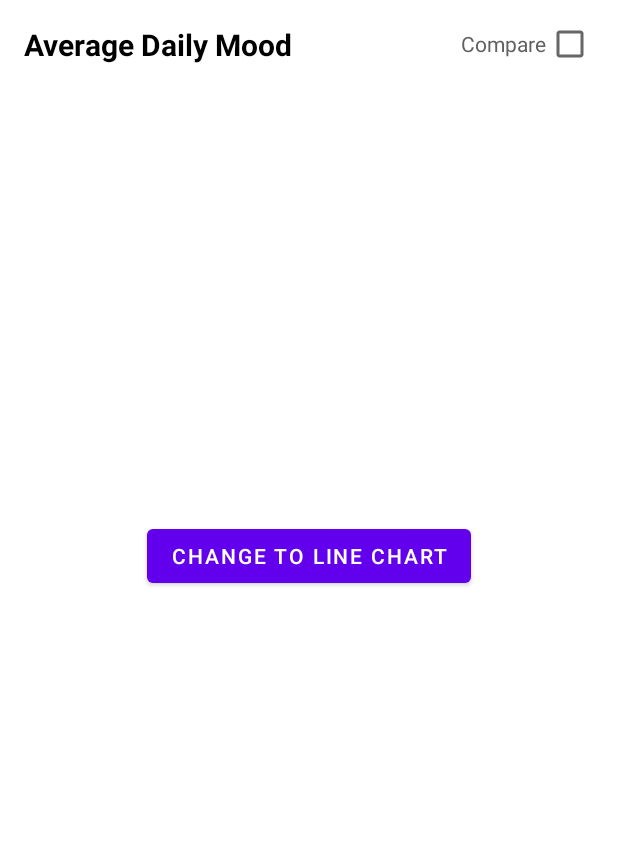
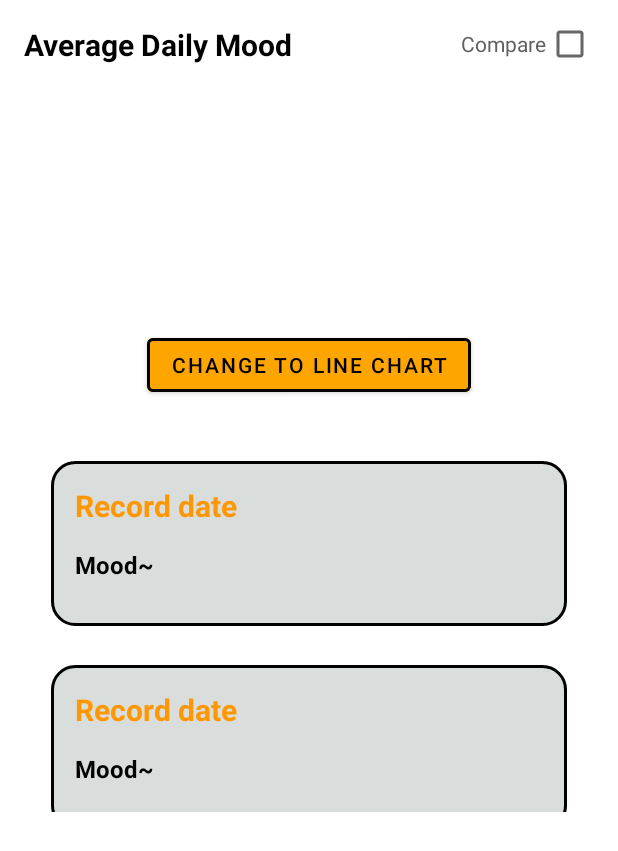
Before and after one commit to TianMing0409/FYP-TM-, an Android app: the layout fragment_stats.xml on its own in the app's theme, with its tools: preview values and no code run, on a phone screen of 412 x 824 dp. Shown: the top 851 px of the screen. Run offline under Robolectric (Android 15) with nearby library versions, the phone set to English and light mode, and no system bars; plain views replace GraphView, XYPlot.

Commit message:
moodMonitoringApp

```diff
--- a/app/build.gradle
+++ b/app/build.gradle
@@ -60,6 +60,7 @@ dependencies {
     //Graph
     //implementation 'com.jjoe64:graphview:4.2.2'
     //implementation 'com.androidplot:androidplot-core:1.5.7'
+    //implementation 'com.github.philJay:MPAndroidChart:v3.1.0'
 
     //Original
     implementation 'androidx.core:core-ktx:1.7.0'
--- a/app/src/main/res/layout/fragment_stats.xml
+++ b/app/src/main/res/layout/fragment_stats.xml
@@ -3,7 +3,7 @@
     xmlns:app="http://schemas.android.com/apk/res-auto"
     xmlns:tools="http://schemas.android.com/tools"
     android:layout_width="match_parent"
-    android:layout_height="match_parent"
+    android:layout_height="wrap_content"
     tools:context=".fragments.stats.StatsFragment">
 
     <TextView
@@ -59,19 +59,49 @@
         android:id="@+id/chgGraphBtn"
         android:layout_width="wrap_content"
         android:layout_height="wrap_content"
-        android:layout_marginTop="24dp"
+        android:layout_marginTop="8dp"
+        android:backgroundTint="#FFA500"
         android:text="Change to line chart"
+        android:textColor="#000000"
         app:layout_constraintEnd_toEndOf="parent"
         app:layout_constraintStart_toStartOf="parent"
-        app:layout_constraintTop_toBottomOf="@+id/graphView" />
+        app:layout_constraintTop_toBottomOf="@+id/graphView"
+        app:strokeColor="#000000"
+        app:strokeWidth="2dp" />
 
     <View
         android:id="@+id/graphView"
-        android:layout_width="408dp"
-        android:layout_height="255dp"
+        android:layout_width="419dp"
+        android:layout_height="144dp"
         android:layout_marginTop="24dp"
         app:layout_constraintEnd_toEndOf="parent"
         app:layout_constraintHorizontal_bias="0.6"
         app:layout_constraintStart_toStartOf="parent"
         app:layout_constraintTop_toBottomOf="@+id/textView7" />
+
+    <FrameLayout
+        android:layout_width="405dp"
+        android:layout_height="445dp"
+        app:layout_constraintEnd_toEndOf="parent"
+
+        app:layout_constraintTop_toBottomOf="@+id/chgGraphBtn">
+
+        <androidx.constraintlayout.widget.ConstraintLayout
+            android:layout_width="match_parent"
+            android:layout_height="match_parent">
+
+            <androidx.recyclerview.widget.RecyclerView
+                android:id="@+id/moodRecyclerView"
+                android:layout_width="398dp"
+                android:layout_height="250dp"
+                android:layout_marginTop="24dp"
+                app:layout_constraintEnd_toEndOf="parent"
+                app:layout_constraintHorizontal_bias="0.0"
+                app:layout_constraintStart_toStartOf="parent"
+                app:layout_constraintTop_toTopOf="parent"
+                tools:listitem="@layout/mood_records_view" />
+        </androidx.constraintlayout.widget.ConstraintLayout>
+
+    </FrameLayout>
+
 </androidx.constraintlayout.widget.ConstraintLayout>
--- /dev/null
+++ b/app/src/main/res/layout/mood_records_view.xml
@@ -0,0 +1,46 @@
+<?xml version="1.0" encoding="utf-8"?>
+<androidx.constraintlayout.widget.ConstraintLayout xmlns:android="http://schemas.android.com/apk/res/android"
+    xmlns:app="http://schemas.android.com/apk/res-auto"
+    xmlns:tools="http://schemas.android.com/tools"
+    android:layout_width="match_parent"
+    android:layout_height="wrap_content">
+
+    <View
+        android:id="@+id/moodRecordView"
+        android:layout_width="344dp"
+        android:layout_height="110dp"
+        android:layout_marginTop="16dp"
+        android:layout_marginBottom="10dp"
+        android:background="@drawable/box"
+        app:layout_constraintBottom_toBottomOf="parent"
+        app:layout_constraintEnd_toEndOf="parent"
+        app:layout_constraintStart_toStartOf="parent"
+        app:layout_constraintTop_toTopOf="parent" />
+
+    <TextView
+        android:id="@+id/dateRecord"
+        android:layout_width="225dp"
+        android:layout_height="34dp"
+        android:layout_marginStart="16dp"
+        android:layout_marginTop="16dp"
+        android:text="Record date"
+        android:textColor="#FF9800"
+        android:textSize="20sp"
+        android:textStyle="bold"
+        app:layout_constraintStart_toStartOf="@+id/moodRecordView"
+        app:layout_constraintTop_toTopOf="@+id/moodRecordView" />
+
+    <TextView
+        android:id="@+id/moodRecord"
+        android:layout_width="252dp"
+        android:layout_height="38dp"
+        android:layout_marginTop="8dp"
+        android:text="Mood~"
+        android:textColor="#000000"
+        android:textSize="16sp"
+        android:textStyle="bold"
+        app:layout_constraintEnd_toEndOf="@+id/dateRecord"
+        app:layout_constraintHorizontal_bias="0.0"
+        app:layout_constraintStart_toStartOf="@+id/dateRecord"
+        app:layout_constraintTop_toBottomOf="@+id/dateRecord" />
+</androidx.constraintlayout.widget.ConstraintLayout>
```
Also changed, not shown: app/src/main/java/com/example/moodmonitoringapp/adapter/MoodRecyclerAdapter.kt (added, +39 -0 lines), app/src/main/java/com/example/moodmonitoringapp/adapter/PostRecyclerAdapter.kt (+7 -7 lines), app/src/main/java/com/example/moodmonitoringapp/data/Moods.kt (added, +7 -0 lines), app/src/main/java/com/example/moodmonitoringapp/fragments/stats/StatsFragment.kt (+44 -2 lines).
